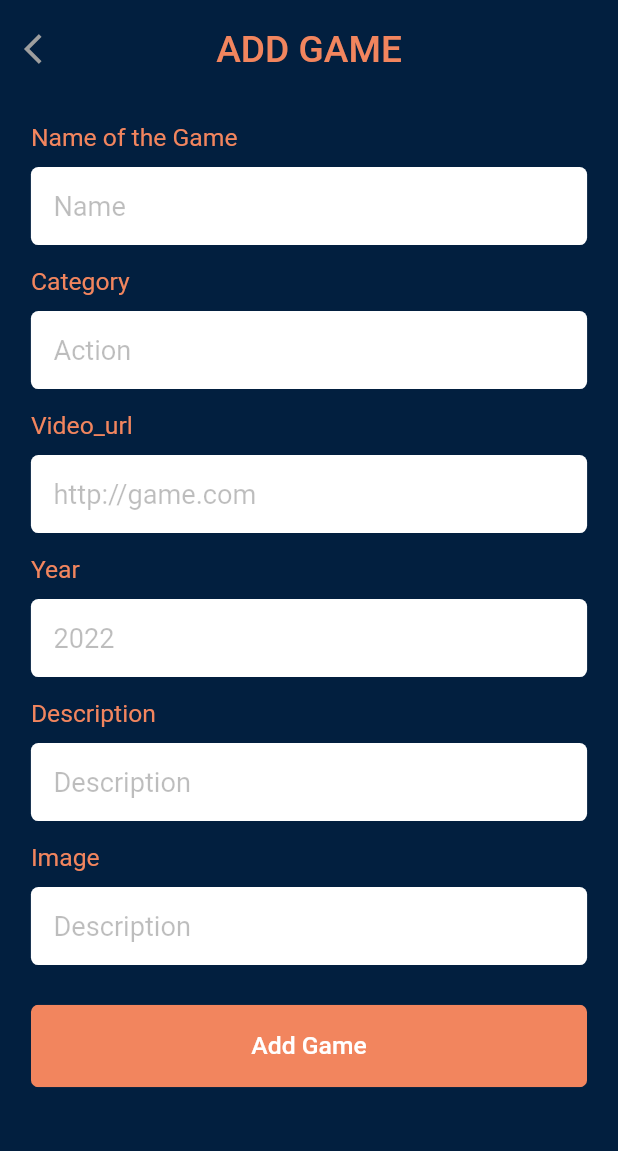
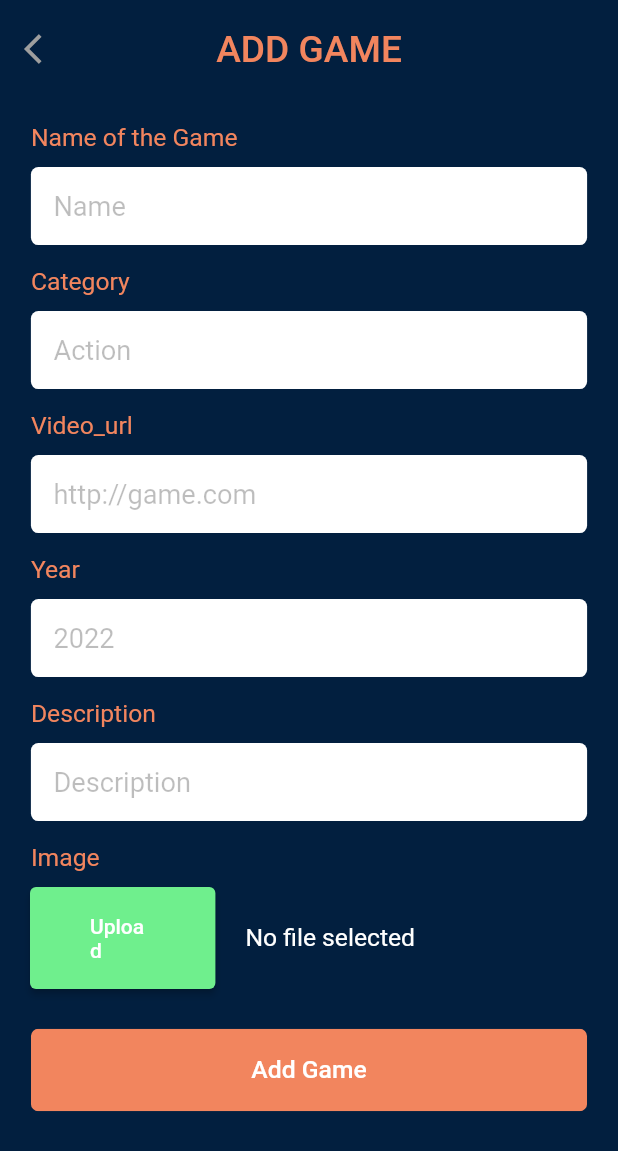
Before and after one commit to Y4S1-CTSE-2022/CTSE-FlutterProject, a Flutter app: the AddGameList screen opened directly, on a phone screen of 412 x 824 dp. Shown: the top 1151 px of the screen. Run offline on Flutter 3.47's test engine with Material 2 defaults, Android fonts, the phone set to English and light mode, and no system bars; our stand-ins replace carousel_slider, cool_alert, firebase_auth, firebase_core, firebase_database, flutter_rating_bar and 3 more; accounts and stored records are empty.

Commit message:
Add image upload button

```diff
--- a/lib/screens/AddGameList.dart
+++ b/lib/screens/AddGameList.dart
@@ -25,7 +25,11 @@ class _AddGameListState extends State<AddGameList> {
   final _yearController = TextEditingController();
   final _descriptionController = TextEditingController();
   final _ratingController = 0;
+  var filename = 'No file selected';
   ProgressDialog pr;
+
+  UploadTask task;
+  File file;
 
   var _firebaseRef = FirebaseDatabase().reference().child("Games");
 
@@ -65,6 +69,24 @@ class _AddGameListState extends State<AddGameList> {
     }
   }
 
+  Future selectFile() async {
+    print("HERE");
+    final result = await FilePicker.platform.pickFiles(
+        allowMultiple: false,
+        type: FileType.custom,
+        allowedExtensions: ['png', 'jpg']
+    );
+
+    if (result == null) return;
+
+    final path = result.files.single.path;
+    filename = result.files.single.name;
+
+    print(filename);
+
+    setState(() => file = File(path));
+  }
+
   void clearData() {
     _nameController.clear();
     _nameController.clear();
@@ -81,6 +103,7 @@ class _AddGameListState extends State<AddGameList> {
 
   @override
   Widget build(BuildContext context) {
+
     Size size = MediaQuery.of(context).size;
     pr = ProgressDialog(context, type: ProgressDialogType.Normal,
         isDismissible: false,
@@ -320,34 +343,39 @@ class _AddGameListState extends State<AddGameList> {
                                     fontSize: size.height*0.02)
                             )
                         ),
-                        // TODO:Image
                         Container(
-                          margin: EdgeInsets.symmetric(vertical: 10,horizontal: 0),
-                          width: size.width * 0.9,
-                          child: TextFormField(
-                            controller: _descriptionController,
-                            cursorColor: primaryColor,
-                            keyboardType: TextInputType.multiline,
-                            decoration: InputDecoration(
-                              hintText: "Description",
-                              hintStyle: TextStyle(fontSize: size.height*0.022,color: Colors.black26),
-                              border: OutlineInputBorder(
-                                borderRadius: BorderRadius.all(Radius.circular(5)),
-                                borderSide: BorderSide.none,
+                          margin: EdgeInsets.symmetric(vertical: 10,horizontal: 20),
+                          child: Row(
+                            mainAxisAlignment: MainAxisAlignment.spaceEvenly,
+                            children: [
+                              Container(
+                                width: size.width * 0.3,
+                                child: ElevatedButton(
+                                  style: ElevatedButton.styleFrom(
+                                    primary: primaryColorDark,
+                                    padding: EdgeInsets.symmetric(vertical: 18, horizontal: 40),
+                                  ),
+                                  onPressed: () => {
+                                    print("FILE"),
+                                    selectFile()
+                                  },
+                                  child: Text("Upload"),
+                                )
                               ),
-                              filled: true,
-                              contentPadding:EdgeInsets.all(15.0),
-                              fillColor:textFieldColor,
-                            ),
-                            style: TextStyle(
-                                fontSize: size.height*0.023
-                            ),
-                            validator: (value) {
-                              if (value.isEmpty) {
-                                return 'Description can\'t be empty';
-                              }
-                              return null;
-                            },
+
+                              Expanded(
+                                child: Container(
+                                    margin: EdgeInsets.symmetric(vertical: 10,horizontal: 20),
+                                    width: size.width * 0.8,
+                                    child: Text(
+                                      filename,
+                                      style: TextStyle(
+                                          color: Colors.white,
+                                          fontSize: size.height*0.02),
+                                    ),
+                                ),
+                              ),
+                            ],
                           ),
                         ),
 
```
